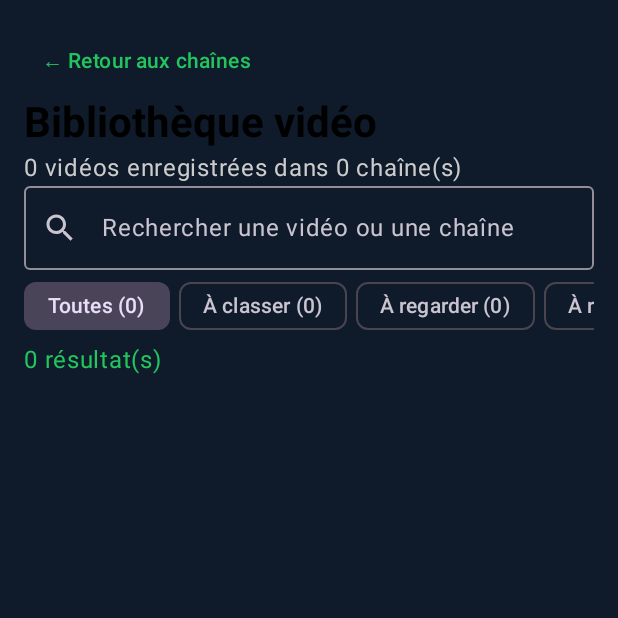
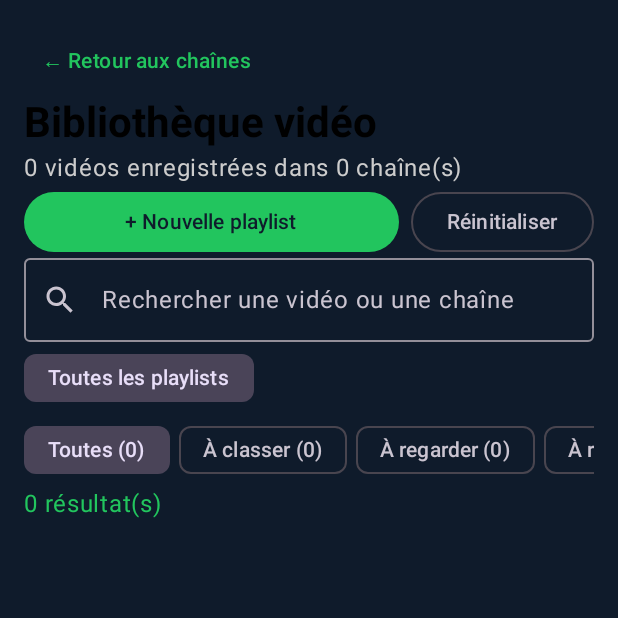
Before and after one commit to pierrecuny78-collab/LeafYoutubeRecovery, an Android app built with Jetpack Compose: the screen it shows after launch (MainActivity), after a tap on an icon or button, on a phone screen of 412 x 824 dp, the top half of it. Run offline under Robolectric (Android 15) with nearby library versions, the phone set to English and light mode, and no system bars; pictures from the network do not load; 2 other taps on this screen came first.

Commit message:
Add persistent cross-channel playlists to video library

```diff
--- a/app/src/main/java/com/leafvibe/youtuberecovery/MainActivity.kt
+++ b/app/src/main/java/com/leafvibe/youtuberecovery/MainActivity.kt
@@ -310,23 +310,46 @@ private data class LibraryVideo(val channelId:String,val channelName:String,val
 private fun VideoLibrary(channels:List<Channel>,saveChannels:(List<Channel>)->Unit,back:()->Unit,play:(String)->Unit) {
     var query by remember { mutableStateOf("") }
     var folderFilter by remember { mutableStateOf("Toutes") }
+    val context = LocalContext.current
+    var globalPlaylists by remember { mutableStateOf(runCatching { JSONObject(context.getSharedPreferences("leaf_youtube_recovery", Context.MODE_PRIVATE).getString("global_video_playlists", "{}") ?: "{}") }.getOrDefault(JSONObject())) }
+    var playlistDialogVideo by remember { mutableStateOf<LibraryVideo?>(null) }
+    var createPlaylistDialog by remember { mutableStateOf(false) }
+    var newPlaylistName by remember { mutableStateOf("") }
+    var playlistFilter by remember { mutableStateOf("Toutes") }
     val folders = listOf("À classer","À regarder","À revoir","Favoris","Tutoriels","Musique","Divertissement","Jeux vidéo","Autres")
+    val playlistNames = globalPlaylists.keys().asSequence().toList().sorted()
+    fun savePlaylists(updated: JSONObject) {
+        globalPlaylists = updated
+        context.getSharedPreferences("leaf_youtube_recovery", Context.MODE_PRIVATE).edit().putString("global_video_playlists", updated.toString()).apply()
+    }
+    fun playlistUrls(name: String): Set<String> {
+        val arr = globalPlaylists.optJSONArray(name) ?: JSONArray()
+        return (0 until arr.length()).mapNotNull { arr.optString(it).takeIf { value -> value.isNotBlank() } }.toSet()
+    }
     val allVideos = channels.flatMap { channel ->
         val saved = runCatching { JSONObject(channel.videoFolders) }.getOrDefault(JSONObject())
         channel.videos.lines().map { it.trim() }.filter { it.isNotBlank() }.distinct().map { url ->
             LibraryVideo(channel.id,channel.name,channel.category,url,saved.optString(url,"À classer"))
         }
     }
-    val context = LocalContext.current
     val shown = allVideos.filter { video ->
         (folderFilter=="Toutes" || video.folder==folderFilter) &&
+        (playlistFilter=="Toutes" || video.url in playlistUrls(playlistFilter)) &&
         (query.isBlank() || video.url.contains(query,true) || video.channelName.contains(query,true))
     }
     Column(Modifier.fillMaxSize().background(Navy).padding(16.dp)) {
         TextButton(onClick=back) { Text("← Retour aux chaînes") }
         Text("Bibliothèque vidéo",style=MaterialTheme.typography.headlineMedium,fontWeight=FontWeight.Bold)
         Text("${allVideos.size} vidéos enregistrées dans ${channels.count{it.videos.lines().any{line->line.isNotBlank()}}} chaîne(s)",color=Color.LightGray)
+        Row(Modifier.fillMaxWidth(), horizontalArrangement=Arrangement.spacedBy(8.dp)) {
+            Button(onClick={createPlaylistDialog=true}, modifier=Modifier.weight(1f)) { Text("+ Nouvelle playlist") }
+            OutlinedButton(onClick={playlistFilter="Toutes";folderFilter="Toutes";query=""}) { Text("Réinitialiser") }
+        }
         OutlinedTextField(value=query,onValueChange={query=it},modifier=Modifier.fillMaxWidth(),singleLine=true,placeholder={Text("Rechercher une vidéo ou une chaîne")},leadingIcon={Icon(Icons.Default.Search,null)})
+        Row(Modifier.fillMaxWidth().horizontalScroll(rememberScrollState()),horizontalArrangement=Arrangement.spacedBy(6.dp)) {
+            FilterChip(selected=playlistFilter=="Toutes",onClick={playlistFilter="Toutes"},label={Text("Toutes les playlists")})
+            playlistNames.forEach { name -> FilterChip(selected=playlistFilter==name,onClick={playlistFilter=name},label={Text("$name (${playlistUrls(name).size})")}) }
+        }
         Row(Modifier.fillMaxWidth().horizontalScroll(rememberScrollState()),horizontalArrangement=Arrangement.spacedBy(6.dp)) {
             FilterChip(selected=folderFilter=="Toutes",onClick={folderFilter="Toutes"},label={Text("Toutes (${allVideos.size})")})
             folders.forEach { folder -> FilterChip(selected=folderFilter==folder,onClick={folderFilter=folder},label={Text("$folder (${allVideos.count{it.folder==folder}})")}) }
@@ -352,6 +375,7 @@ private fun VideoLibrary(channels:List<Channel>,saveChannels:(List<Channel>)->Un
                             TextButton(onClick={playTool(context,video.url,"LeafNotes")}) { Text("Notes") }
                             TextButton(onClick={playTool(context,video.url,"LeafChapters")}) { Text("Chapitres") }
                             TextButton(onClick={playTool(context,video.url,"LeafLinks")}) { Text("Liens") }
+                            TextButton(onClick={playlistDialogVideo=video}) { Text("Playlist") }
                         }
                         Text("Chaîne : ${video.channelCategory}",color=Color.LightGray,style=MaterialTheme.typography.labelSmall)
                         DropdownMenu(expanded=menuExpanded,onDismissRequest={menuExpanded=false}) {
@@ -370,6 +394,31 @@ private fun VideoLibrary(channels:List<Channel>,saveChannels:(List<Channel>)->Un
             }
         }
     }
+    if (createPlaylistDialog) AlertDialog(onDismissRequest={createPlaylistDialog=false}, title={Text("Créer une playlist commune")}, text={OutlinedTextField(value=newPlaylistName,onValueChange={newPlaylistName=it},label={Text("Nom de la playlist")},singleLine=true)}, confirmButton={TextButton(onClick={
+        val name=newPlaylistName.trim()
+        if(name.isNotBlank() && !globalPlaylists.has(name)) {
+            val updated=JSONObject(globalPlaylists.toString()).put(name,JSONArray())
+            savePlaylists(updated); playlistFilter=name
+        }
+        newPlaylistName=""; createPlaylistDialog=false
+    }) { Text("Créer") }}, dismissButton={TextButton(onClick={createPlaylistDialog=false}) { Text("Annuler") }})
+    playlistDialogVideo?.let { video ->
+        AlertDialog(onDismissRequest={playlistDialogVideo=null}, title={Text("Ajouter à une playlist")}, text={Column(Modifier.heightIn(max=360.dp).verticalScroll(rememberScrollState())) {
+            if(playlistNames.isEmpty()) Text("Crée d’abord une playlist commune.")
+            playlistNames.forEach { name ->
+                val selectedUrl=video.url in playlistUrls(name)
+                Row(verticalAlignment=androidx.compose.ui.Alignment.CenterVertically) {
+                    Checkbox(checked=selectedUrl,onCheckedChange={checked->
+                        val updated=JSONObject(globalPlaylists.toString())
+                        val urls=playlistUrls(name).toMutableSet()
+                        if(checked) urls.add(video.url) else urls.remove(video.url)
+                        updated.put(name,JSONArray(urls.toList())); savePlaylists(updated)
+                    })
+                    Text(name)
+                }
+            }
+        }}, confirmButton={TextButton(onClick={playlistDialogVideo=null}) { Text("Terminé") }})
+    }
 }
 
 private fun playTool(context: android.content.Context, url: String, tool: String) {
```
